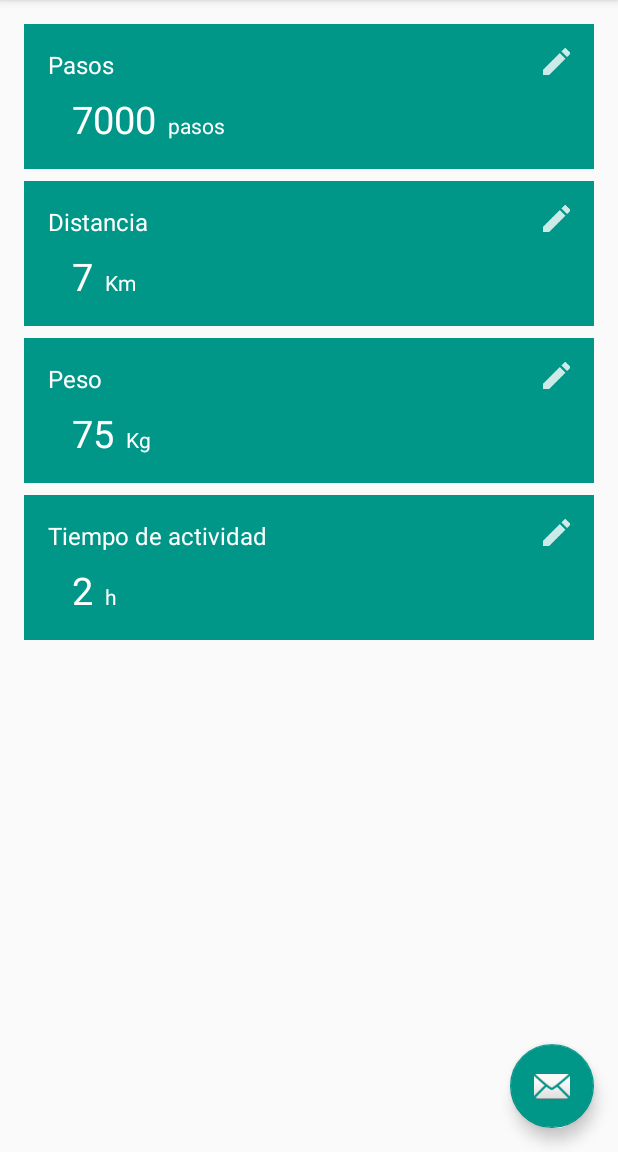
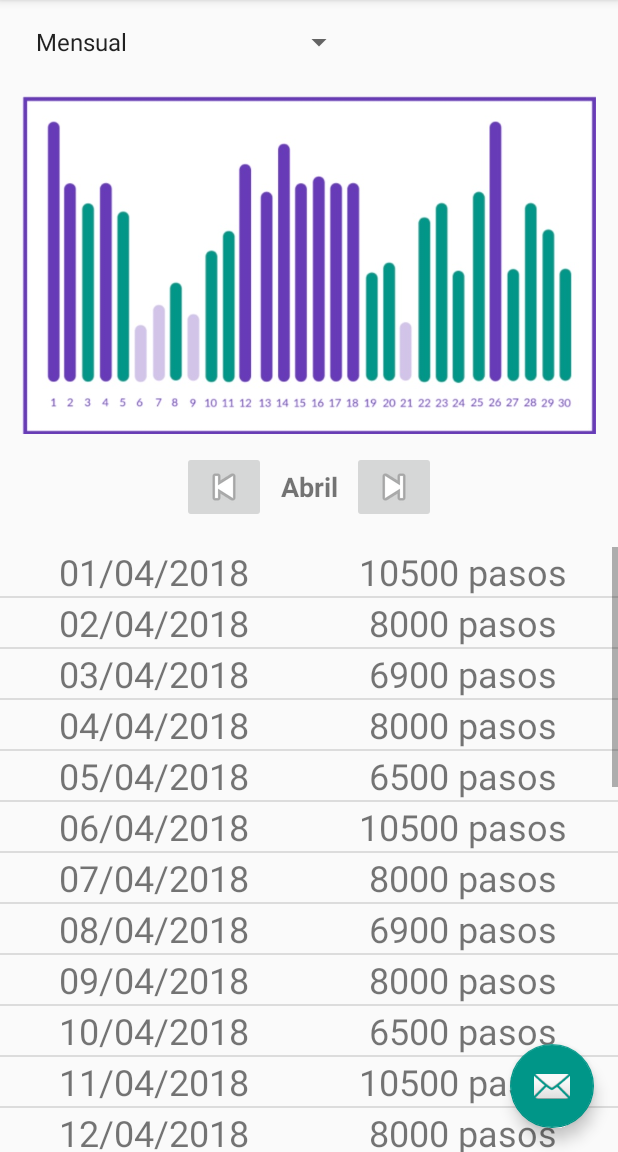
Before and after one commit to angelcastro2/SedentApp, an Android app: the screen it shows after launch (MainActivity), in the side drawer, after a tap on "Actividad", on a phone screen of 412 x 824 dp, the part 84-1236 px from its top. Run offline under Robolectric (Android 15) with nearby library versions, the phone set to English and light mode, and no system bars.

Commit message:
Añadido fragment de actividad

```diff
--- /dev/null
+++ b/app/src/main/java/com/sedentapp/sedentapp/sedentapp/ActividadFragment.java
@@ -0,0 +1,181 @@
+package com.sedentapp.sedentapp.sedentapp;
+
+import android.content.Context;
+import android.content.DialogInterface;
+import android.net.Uri;
+import android.os.Bundle;
+import android.support.v4.app.Fragment;
+import android.support.v7.app.AlertDialog;
+import android.view.LayoutInflater;
+import android.view.View;
+import android.view.ViewGroup;
+import android.widget.AdapterView;
+import android.widget.EditText;
+import android.widget.ImageButton;
+import android.widget.ListView;
+import android.widget.Spinner;
+import android.widget.TextView;
+import android.widget.Toast;
+
+
+/**
+ * A simple {@link Fragment} subclass.
+ * Activities that contain this fragment must implement the
+ * to handle interaction events.
+ * Use the {@link ActividadFragment#newInstance} factory method to
+ * create an instance of this fragment.
+ */
+public class ActividadFragment extends Fragment {
+    // TODO: Rename parameter arguments, choose names that match
+    // the fragment initialization parameters, e.g. ARG_ITEM_NUMBER
+    private static final String ARG_PARAM1 = "param1";
+    private static final String ARG_PARAM2 = "param2";
+
+    // TODO: Rename and change types of parameters
+    private String mParam1;
+    private String mParam2;
+
+//    private OnFragmentInteractionListener mListener;
+
+    private String s1 = "";
+
+
+    String[] dateArray = {"01/04/2018","02/04/2018","03/04/2018","04/04/2018","05/04/2018",
+            "06/04/2018","07/04/2018","08/04/2018","09/04/2018","10/04/2018","11/04/2018",
+            "12/04/2018","13/04/2018","14/04/2018","15/04/2018","16/04/2018","17/04/2018",
+            "18/04/2018","19/04/2018","20/04/2018","21/04/2018","22/04/2018","23/04/2018",
+            "24/04/2018","25/04/2018","26/04/2018","27/04/2018","28/04/2018","29/04/2018","30/04/2018"};
+
+    String[] stepsArray = {
+            "10500", "8000", "6900", "8000", "6500", "10500", "8000", "6900", "8000", "6500",
+            "10500", "8000", "6900", "8000", "6500", "10500", "8000", "6900", "8000", "6500",
+            "10500", "8000", "6900", "8000", "6500", "10500", "8000", "6900", "8000", "6500"
+    };
+
+
+    ListView listView;
+
+
+    public ActividadFragment() {
+        // Required empty public constructor
+    }
+
+    /**
+     * Use this factory method to create a new instance of
+     * this fragment using the provided parameters.
+     *
+     * @param param1 Parameter 1.
+     * @param param2 Parameter 2.
+     * @return A new instance of fragment ObjetivosFragment.
+     */
+    // TODO: Rename and change types and number of parameters
+    public static ActividadFragment newInstance(String param1, String param2) {
+        ActividadFragment fragment = new ActividadFragment();
+        Bundle args = new Bundle();
+        args.putString(ARG_PARAM1, param1);
+        args.putString(ARG_PARAM2, param2);
+        fragment.setArguments(args);
+        return fragment;
+    }
+
+    @Override
+    public void onCreate(Bundle savedInstanceState) {
+        super.onCreate(savedInstanceState);
+
+    }
+
+    @Override
+    public View onCreateView(LayoutInflater inflater, ViewGroup container,
+                             Bundle savedInstanceState) {
+        // Inflate the layout for this fragment
+
+        View view = inflater.inflate(R.layout.fragment_actividad, container, false);
+
+        CustomListActividadAdapter listActividad = new CustomListActividadAdapter(this.getActivity(), dateArray, stepsArray);
+        listView = (ListView)view.findViewById(R.id.listview);
+        listView.setAdapter(listActividad);
+
+
+        return view;
+    }
+
+    // TODO: Rename method, update argument and hook method into UI event
+    public void onButtonPressed(Uri uri) {
+//        if (mListener != null) {
+//            mListener.onFragmentInteraction(uri);
+//        }
+    }
+
+    @Override
+    public void onAttach(Context context) {
+        super.onAttach(context);
+//        if (context instanceof OnFragmentInteractionListener) {
+//            mListener = (OnFragmentInteractionListener) context;
+//        } else {
+//            throw new RuntimeException(context.toString()
+//                    + " must implement OnFragmentInteractionListener");
+//        }
+
+    }
+
+    @Override
+    public void onDetach() {
+        super.onDetach();
+//        mListener = null;
+    }
+
+    @Override
+    public void onStart() {
+        super.onStart();
+        ImageButton leftButton = (ImageButton) getView().findViewById(R.id.left_button);
+        leftButton.setOnClickListener(new View.OnClickListener() {
+
+            public void onClick(View v) {
+                Toast.makeText(getActivity(), "Button Left Clicked", Toast.LENGTH_LONG).show();
+            }
+        });
+
+        ImageButton rightButton = (ImageButton) getView().findViewById(R.id.right_button);
+        rightButton.setOnClickListener(new View.OnClickListener() {
+
+            public void onClick(View v) {
+                Toast.makeText(getActivity(), "Button Right Clicked", Toast.LENGTH_LONG).show();
+            }
+        });
+
+        Spinner spinnerActividad = (Spinner) getView().findViewById(R.id.spinner_actividad);
+        s1 = spinnerActividad.getSelectedItem().toString();
+        spinnerActividad.setOnItemSelectedListener(new AdapterView.OnItemSelectedListener() {
+            public void onItemSelected(AdapterView<?> adapterView, View view, int i, long l) {
+                Spinner spinnerActividad = (Spinner) getView().findViewById(R.id.spinner_actividad);
+                String s = spinnerActividad.getSelectedItem().toString();
+                if(s!=s1){
+                    Toast.makeText(getActivity(), "Spinner on change", Toast.LENGTH_LONG).show();
+                    s1 = s;
+                }
+            }
+
+            public void onNothingSelected(AdapterView<?> adapterView) {
+                return;
+            }
+        });
+    }
+
+    /**
+     * This interface must be implemented by activities that contain this
+     * fragment to allow an interaction in this fragment to be communicated
+     * to the activity and potentially other fragments contained in that
+     * activity.
+     * <p>
+     * See the Android Training lesson <a href=
+     * "http://developer.android.com/training/basics/fragments/communicating.html"
+     * >Communicating with Other Fragments</a> for more information.
+     */
+//    public interface OnFragmentInteractionListener {
+//        // TODO: Update argument type and name
+//        void onFragmentInteraction(Uri uri);
+//    }
+
+
+
+}
--- /dev/null
+++ b/app/src/main/java/com/sedentapp/sedentapp/sedentapp/CustomListActividadAdapter.java
@@ -0,0 +1,49 @@
+package com.sedentapp.sedentapp.sedentapp;
+
+import android.app.Activity;
+import android.view.LayoutInflater;
+import android.view.View;
+import android.view.ViewGroup;
+import android.widget.ArrayAdapter;
+import android.widget.ImageView;
+import android.widget.TextView;
+
+/**
+ * Created by elena on 14/03/2018.
+ */
+
+public class CustomListActividadAdapter extends ArrayAdapter {
+
+    //to reference the Activity
+    private final Activity context;
+
+    //to store the list of countries
+    private final String[] dateArray;
+
+    //to store the list of countries
+    private final String[] stepsArray;
+
+    public CustomListActividadAdapter(Activity context, String[] dateArray, String[] stepsArray){
+
+        super(context,R.layout.list_row_actividad , dateArray);
+
+        this.context=context;
+        this.dateArray = dateArray;
+        this.stepsArray = stepsArray;
+
+    }
+
+    public View getView(int position, View view, ViewGroup parent) {
+        LayoutInflater inflater=context.getLayoutInflater();
+        View rowView=inflater.inflate(R.layout.list_row_actividad, null,true);
+
+        TextView nameTextField = (TextView) rowView.findViewById(R.id.textDateID);
+        TextView infoTextField = (TextView) rowView.findViewById(R.id.textStepsID);
+
+        nameTextField.setText(dateArray[position]);
+        infoTextField.setText(stepsArray[position] + " pasos");
+
+        return rowView;
+
+    };
+}
--- a/app/src/main/java/com/sedentapp/sedentapp/sedentapp/MainActivity.java
+++ b/app/src/main/java/com/sedentapp/sedentapp/sedentapp/MainActivity.java
@@ -96,8 +96,12 @@ public class MainActivity extends AppCompatActivity
 
         if (id == R.id.nav_camera) {
             // Handle the camera action
-        } else if (id == R.id.nav_gallery) {
-
+        } else if (id == R.id.nav_actividad) {
+            Fragment fragment = new ActividadFragment();
+            for(int i = 0; i < fragmentManager.getBackStackEntryCount(); ++i) {
+                fragmentManager.popBackStack();
+            }
+            fragmentTransaction.replace(R.id.MainContainer,fragment);
         } else if (id == R.id.nav_objetivos) {
             Fragment fragment = new ObjetivosFragment();
             for(int i = 0; i < fragmentManager.getBackStackEntryCount(); ++i) {
--- /dev/null
+++ b/app/src/main/res/layout/fragment_actividad.xml
@@ -0,0 +1,99 @@
+<?xml version="1.0" encoding="utf-8"?>
+<FrameLayout xmlns:android="http://schemas.android.com/apk/res/android"
+    xmlns:app="http://schemas.android.com/apk/res-auto"
+    xmlns:tools="http://schemas.android.com/tools"
+    android:layout_width="match_parent"
+    android:layout_height="match_parent"
+    tools:context="com.sedentapp.sedentapp.sedentapp.ActividadFragment">
+
+    <android.support.constraint.ConstraintLayout
+        android:layout_width="match_parent"
+        android:layout_height="match_parent">
+
+        <Spinner
+            android:id="@+id/spinner_actividad"
+            android:layout_width="0dp"
+            android:layout_height="wrap_content"
+            android:layout_marginRight="175dp"
+            android:layout_marginLeft="16dp"
+            android:layout_marginTop="16dp"
+            app:layout_constraintEnd_toEndOf="parent"
+            app:layout_constraintStart_toStartOf="parent"
+            app:layout_constraintTop_toTopOf="parent"
+            android:entries="@array/spinner_actividad_array"/>
+
+        <android.support.constraint.ConstraintLayout
+            android:id="@+id/constraintLayout"
+            android:layout_width="match_parent"
+            android:layout_height="225dp"
+            android:layout_marginTop="24dp"
+            app:layout_constraintEnd_toEndOf="parent"
+            app:layout_constraintStart_toStartOf="parent"
+            app:layout_constraintTop_toBottomOf="@+id/spinner_actividad">
+
+            <ImageView
+                android:id="@+id/imageView2"
+                android:layout_width="wrap_content"
+                android:layout_height="wrap_content"
+                android:src="@drawable/activity_graphic" />
+        </android.support.constraint.ConstraintLayout>
+
+        <android.support.constraint.ConstraintLayout
+            android:id="@+id/constraintLayout2"
+            android:layout_width="match_parent"
+            android:layout_height="48dp"
+            android:layout_marginTop="11dp"
+            app:layout_constraintEnd_toEndOf="parent"
+            app:layout_constraintStart_toStartOf="parent"
+            app:layout_constraintTop_toBottomOf="@+id/constraintLayout">
+
+            <ImageButton
+                android:id="@+id/right_button"
+                android:layout_width="wrap_content"
+                android:layout_height="wrap_content"
+                app:layout_constraintBottom_toBottomOf="parent"
+                app:layout_constraintStart_toEndOf="@+id/textView2"
+                app:layout_constraintTop_toTopOf="parent"
+                app:srcCompat="@android:drawable/ic_media_next" />
+
+            <TextView
+                android:id="@+id/textView2"
+                android:layout_width="57dp"
+                android:layout_height="25dp"
+                android:text="@string/actividad_mes"
+                android:textAlignment="center"
+                android:textSize="18sp"
+                android:textStyle="bold"
+                app:layout_constraintBottom_toBottomOf="parent"
+                app:layout_constraintEnd_toEndOf="parent"
+                app:layout_constraintHorizontal_bias="0.5"
+                app:layout_constraintStart_toStartOf="parent"
+                app:layout_constraintTop_toTopOf="parent" />
+
+            <ImageButton
+                android:id="@+id/left_button"
+                android:layout_width="wrap_content"
+                android:layout_height="wrap_content"
+                app:layout_constraintBottom_toBottomOf="parent"
+                app:layout_constraintEnd_toStartOf="@+id/textView2"
+                app:layout_constraintTop_toTopOf="parent"
+                app:srcCompat="@android:drawable/ic_media_previous" />
+
+
+        </android.support.constraint.ConstraintLayout>
+
+        <ListView
+            android:id="@+id/listview"
+            android:layout_width="match_parent"
+            android:layout_height="0dp"
+            android:layout_marginTop="16dp"
+            app:layout_constraintBottom_toBottomOf="parent"
+            app:layout_constraintEnd_toEndOf="parent"
+            app:layout_constraintStart_toStartOf="parent"
+            app:layout_constraintTop_toBottomOf="@+id/constraintLayout2" >
+
+        </ListView>
+    </android.support.constraint.ConstraintLayout>
+
+
+</FrameLayout>
--- /dev/null
+++ b/app/src/main/res/layout/list_row_actividad.xml
@@ -0,0 +1,24 @@
+<?xml version="1.0" encoding="utf-8"?>
+<LinearLayout xmlns:android="http://schemas.android.com/apk/res/android"
+    android:layout_width="match_parent"
+    android:layout_height="50dp"
+    android:gravity="center_vertical|center_horizontal"
+    android:orientation="horizontal">
+
+    <TextView
+        android:id="@+id/textDateID"
+        android:layout_width="match_parent"
+        android:layout_height="wrap_content"
+        android:layout_weight="1"
+        android:textAlignment="center"
+        android:textSize="24sp" />
+
+    <TextView
+        android:id="@+id/textStepsID"
+        android:layout_width="match_parent"
+        android:layout_height="wrap_content"
+        android:layout_weight="1"
+        android:textAlignment="center"
+        android:textSize="24sp" />
+
+</LinearLayout>
--- a/app/src/main/res/menu/activity_main_drawer.xml
+++ b/app/src/main/res/menu/activity_main_drawer.xml
@@ -8,7 +8,7 @@
             android:id="@+id/nav_camera"
             android:title="@string/menu_inicio" />
         <item
-            android:id="@+id/nav_gallery"
+            android:id="@+id/nav_actividad"
             android:title="@string/menu_actividad" />
         <item
             android:id="@+id/nav_objetivos"
--- a/app/src/main/res/values/strings.xml
+++ b/app/src/main/res/values/strings.xml
@@ -37,4 +37,14 @@
     <string name="guardar">Guardar</string>
     <string name="cancelar">Cancelar</string>
 
+    <!-- Actividad fragment -->
+    <string name="actividad_mes">Abril</string>
+
+    <!-- Actividad spinner -->
+    <string-array name="spinner_actividad_array">
+        <item>Mensual</item>
+        <item>Diario</item>
+        <item>Anual</item>
+    </string-array>
+
 </resources>
```
Also changed, not shown: app/src/main/res/drawable/activity_graphic.png (added).
